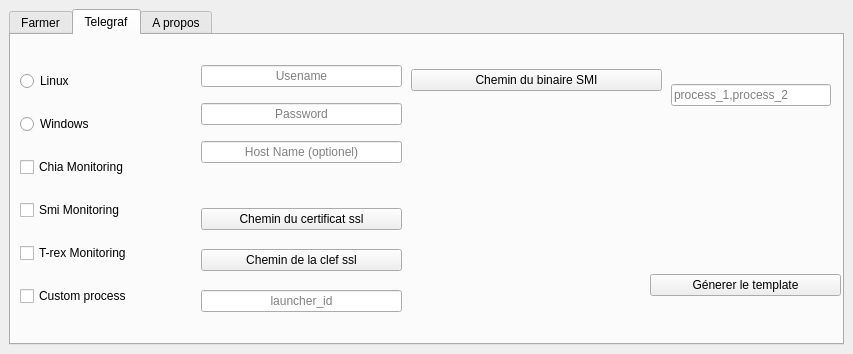
This is main.ui in CryptoLFDM/launcher as Qt 5 draws it before an edit. The edited form follows.
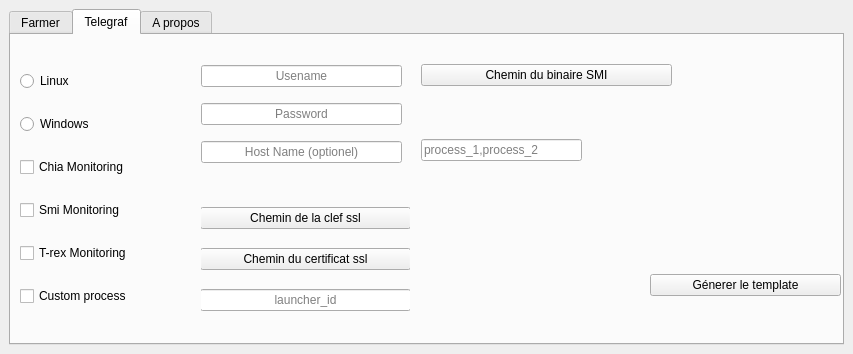
This is the edited form. Icons and pictures are not drawn.

Commit message: improve telegraf ui & map button

What changed in the file:
```diff
--- a/main.ui
+++ b/main.ui
@@ -223,61 +223,6 @@
          </item>
         </layout>
        </widget>
-       <widget class="QWidget" name="gridLayoutWidget_5">
-        <property name="geometry">
-         <rect>
-          <x>190</x>
-          <y>160</y>
-          <width>201</width>
-          <height>131</height>
-         </rect>
-        </property>
-        <layout class="QGridLayout" name="ChiaLayout">
-         <item row="4" column="0">
-          <widget class="QLineEdit" name="LauncherId">
-           <property name="alignment">
-            <set>Qt::AlignCenter</set>
-           </property>
-           <property name="placeholderText">
-            <string>launcher_id</string>
-           </property>
-          </widget>
-         </item>
-         <item row="2" column="0">
-          <widget class="QPushButton" name="LoadCrt">
-           <property name="text">
-            <string>Chemin du certificat ssl</string>
-           </property>
-          </widget>
-         </item>
-         <item row="3" column="0">
-          <widget class="QPushButton" name="LoadKey">
-           <property name="text">
-            <string>Chemin de la clef ssl</string>
-           </property>
-          </widget>
-         </item>
-        </layout>
-       </widget>
-       <widget class="QWidget" name="gridLayoutWidget_6">
-        <property name="geometry">
-         <rect>
-          <x>400</x>
-          <y>20</y>
-          <width>251</width>
-          <height>51</height>
-         </rect>
-        </property>
-        <layout class="QHBoxLayout" name="horizontalLayout">
-         <item>
-          <widget class="QPushButton" name="SmiBinPath">
-           <property name="text">
-            <string>Chemin du binaire SMI</string>
-           </property>
-          </widget>
-         </item>
-        </layout>
-       </widget>
        <widget class="QWidget" name="gridLayoutWidget_7">
         <property name="geometry">
          <rect>
@@ -329,27 +274,112 @@
          </item>
         </layout>
        </widget>
-       <widget class="QWidget" name="gridLayoutWidget_8">
+       <widget class="QWidget" name="ChiaWidget" native="true">
         <property name="geometry">
          <rect>
-          <x>660</x>
+          <x>190</x>
+          <y>160</y>
+          <width>209</width>
+          <height>129</height>
+         </rect>
+        </property>
+        <widget class="QWidget" name="gridLayoutWidget_5">
+         <property name="geometry">
+          <rect>
+           <x>-1</x>
+           <y>-1</y>
+           <width>211</width>
+           <height>131</height>
+          </rect>
+         </property>
+         <layout class="QGridLayout" name="gridLayout_5">
+          <item row="0" column="0">
+           <widget class="QPushButton" name="LoadKey">
+            <property name="text">
+             <string>Chemin de la clef ssl</string>
+            </property>
+           </widget>
+          </item>
+          <item row="1" column="0">
+           <widget class="QPushButton" name="LoadCrt">
+            <property name="text">
+             <string>Chemin du certificat ssl</string>
+            </property>
+           </widget>
+          </item>
+          <item row="2" column="0">
+           <widget class="QLineEdit" name="LauncherId">
+            <property name="alignment">
+             <set>Qt::AlignCenter</set>
+            </property>
+            <property name="placeholderText">
+             <string>launcher_id</string>
+            </property>
+           </widget>
+          </item>
+         </layout>
+        </widget>
+       </widget>
+       <widget class="QWidget" name="SMIWidget" native="true">
+        <property name="geometry">
+         <rect>
+          <x>400</x>
           <y>20</y>
-          <width>160</width>
-          <height>80</height>
+          <width>261</width>
+          <height>49</height>
          </rect>
         </property>
-        <layout class="QGridLayout" name="CustomProcessLayout">
-         <item row="0" column="0">
-          <widget class="QLineEdit" name="ProcessInput">
-           <property name="alignment">
-            <set>Qt::AlignJustify|Qt::AlignVCenter</set>
-           </property>
-           <property name="placeholderText">
-            <string>process_1,process_2</string>
-           </property>
-          </widget>
-         </item>
-        </layout>
+        <widget class="QWidget" name="gridLayoutWidget_6">
+         <property name="geometry">
+          <rect>
+           <x>10</x>
+           <y>0</y>
+           <width>251</width>
+           <height>41</height>
+          </rect>
+         </property>
+         <layout class="QHBoxLayout" name="horizontalLayout">
+          <item>
+           <widget class="QPushButton" name="SmiBinPath">
+            <property name="text">
+             <string>Chemin du binaire SMI</string>
+            </property>
+           </widget>
+          </item>
+         </layout>
+        </widget>
+       </widget>
+       <widget class="QWidget" name="CustomProcessWidget" native="true">
+        <property name="geometry">
+         <rect>
+          <x>410</x>
+          <y>70</y>
+          <width>171</width>
+          <height>78</height>
+         </rect>
+        </property>
+        <widget class="QWidget" name="gridLayoutWidget_8">
+         <property name="geometry">
+          <rect>
+           <x>0</x>
+           <y>10</y>
+           <width>161</width>
+           <height>71</height>
+          </rect>
+         </property>
+         <layout class="QGridLayout" name="CustomProcessLayout">
+          <item row="0" column="0">
+           <widget class="QLineEdit" name="ProcessInput">
+            <property name="alignment">
+             <set>Qt::AlignJustify|Qt::AlignVCenter</set>
+            </property>
+            <property name="placeholderText">
+             <string>process_1,process_2</string>
+            </property>
+           </widget>
+          </item>
+         </layout>
+        </widget>
        </widget>
       </widget>
       <widget class="QWidget" name="APropos">
```
Left out of the diff: 2 changed lines with no effect on the pictures. The commit also changes 2 other files.
